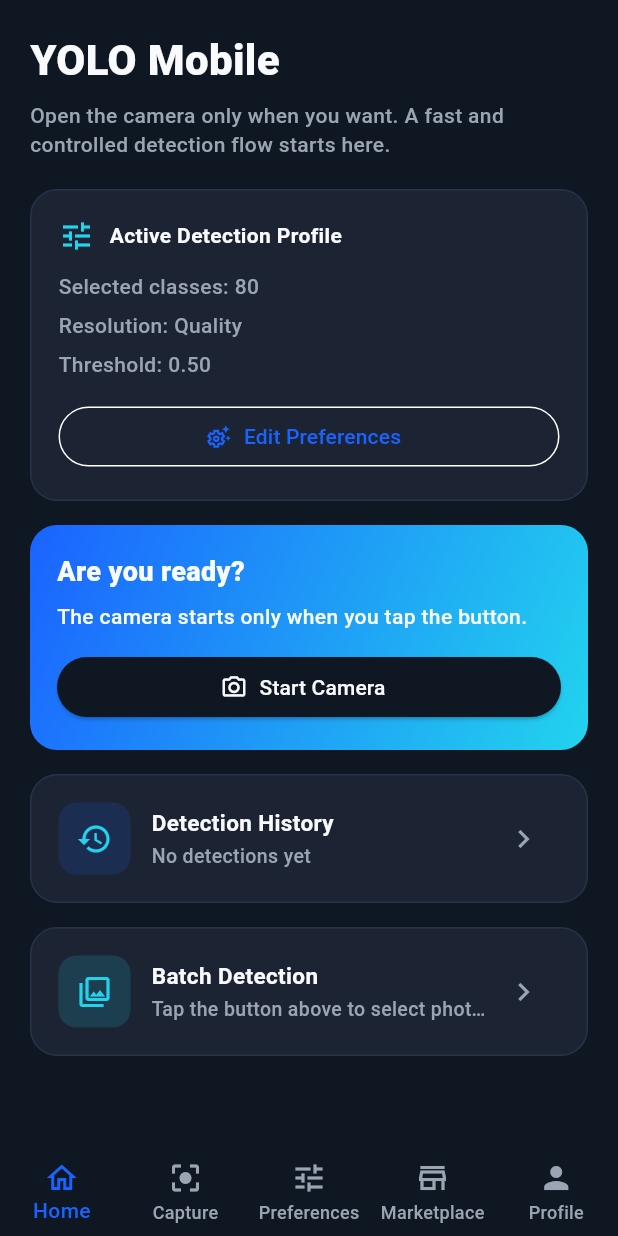
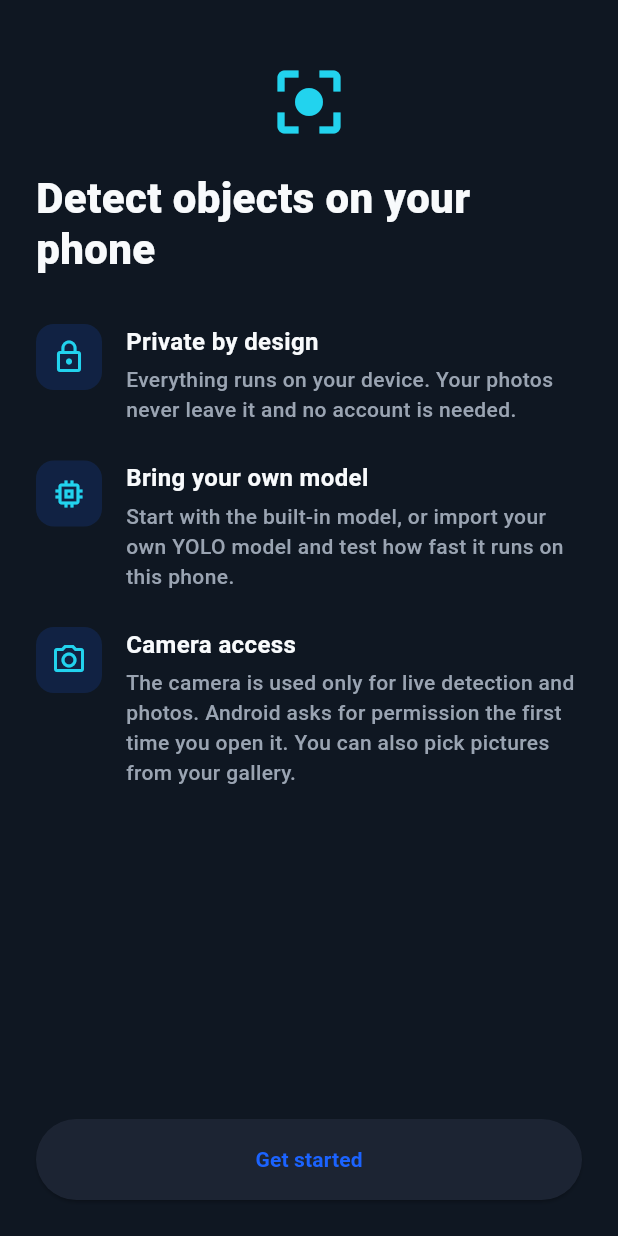
Before and after one commit to Alperen012/pocketdetect, a Flutter app: the screen it shows after launch, on a phone screen of 412 x 824 dp. Run offline on Flutter 3.47's test engine with Material 3 defaults, Android fonts, the phone set to English and light mode, and no system bars; our stand-ins replace cached_network_image, camera, connectivity_plus, device_info_plus, dio, file_picker and 6 more; missing offline and left inert: tflite_flutter; accounts and stored records are empty.

Commit message:
Phase 4: four-tab shell, marketplace behind a flag, onboarding
- HomeShell has Home/Detect/Models/Settings; marketplace and profile tabs
  and all Supabase setup only exist with --dart-define=MARKETPLACE=true.
- First-run introduction with camera rationale; denied camera permission
  now explains itself and offers the gallery.
- Low-RAM devices start on the balanced resolution.
- Localized crash screen; README rewritten.
- Fix setState-in-dispose in CaptureScreen.

Co-Authored-By: Claude Sonnet 5.5 <noreply@anthropic.com>

```diff
--- a/lib/app.dart
+++ b/lib/app.dart
@@ -1,7 +1,10 @@
 import 'package:flutter/material.dart';
+import 'package:provider/provider.dart';
 
+import 'core/services/settings_controller.dart';
 import 'core/theme/app_theme.dart';
 import 'features/home/home_shell.dart';
+import 'features/onboarding/onboarding_screen.dart';
 import 'l10n/generated/app_localizations.dart';
 
 class YoloApp extends StatelessWidget {
@@ -16,7 +19,23 @@ class YoloApp extends StatelessWidget {
       localizationsDelegates: AppLocalizations.localizationsDelegates,
       onGenerateTitle: (context) => AppLocalizations.of(context).appTitle,
       debugShowCheckedModeBanner: false,
-      home: const HomeShell(),
+      home: const AppHome(),
     );
   }
 }
+
+/// First launch shows the introduction; afterwards the main navigation.
+class AppHome extends StatelessWidget {
+  const AppHome({super.key, this.shell = const HomeShell()});
+
+  /// The main navigation; replaceable so the gate can be tested in isolation.
+  final Widget shell;
+
+  @override
+  Widget build(BuildContext context) {
+    final seen = context.select<SettingsController, bool>(
+      (settings) => settings.settings.onboardingSeen,
+    );
+    return seen ? shell : const OnboardingScreen();
+  }
+}
--- a/lib/core/models/app_settings.dart
+++ b/lib/core/models/app_settings.dart
@@ -13,6 +13,7 @@ class AppSettings {
     required this.useNms,
     required this.maxDetections,
     required this.lowMemoryWarningSeen,
+    this.onboardingSeen = false,
   });
 
   final ResolutionProfile resolutionProfile;
@@ -22,6 +23,9 @@ class AppSettings {
   final int maxDetections;
   final bool lowMemoryWarningSeen;
 
+  /// Whether the first-run introduction has been completed.
+  final bool onboardingSeen;
+
   AppSettings copyWith({
     ResolutionProfile? resolutionProfile,
     double? confidenceThreshold,
@@ -29,6 +33,7 @@ class AppSettings {
     bool? useNms,
     int? maxDetections,
     bool? lowMemoryWarningSeen,
+    bool? onboardingSeen,
   }) {
     return AppSettings(
       resolutionProfile: resolutionProfile ?? this.resolutionProfile,
@@ -37,6 +42,7 @@ class AppSettings {
       useNms: useNms ?? this.useNms,
       maxDetections: maxDetections ?? this.maxDetections,
       lowMemoryWarningSeen: lowMemoryWarningSeen ?? this.lowMemoryWarningSeen,
+      onboardingSeen: onboardingSeen ?? this.onboardingSeen,
     );
   }
 
--- a/lib/features/home/home_shell.dart
+++ b/lib/features/home/home_shell.dart
@@ -1,38 +1,66 @@
 import 'package:flutter/material.dart';
 
+import '../../core/config/app_flags.dart';
 import '../../core/l10n/l10n_extensions.dart';
-
 import '../../core/theme/app_colors.dart';
 import '../capture/capture_screen.dart';
 import '../marketplace/marketplace_screen.dart';
-import 'home_dashboard_screen.dart';
+import '../models/models_screen.dart';
 import '../preferences/preferences_screen.dart';
 import '../profile/profile_screen.dart';
+import '../settings/settings_screen.dart';
+import 'home_dashboard_screen.dart';
 
+/// Tab indices, kept in one place so callbacks cannot drift from the layout.
+class _Tab {
+  static const int home = 0;
+  static const int capture = 1;
+}
+
+/// The main navigation: Home, Detect, Models, Settings. The marketplace and
+/// profile tabs are added only when [showMarketplace] is on.
 class HomeShell extends StatefulWidget {
-  const HomeShell({super.key});
+  const HomeShell({super.key, this.showMarketplace = AppFlags.marketplace});
+
+  final bool showMarketplace;
 
   @override
   State<HomeShell> createState() => _HomeShellState();
 }
 
 class _HomeShellState extends State<HomeShell> {
-  int _index = 0;
+  int _index = _Tab.home;
+
+  void _openPreferences() {
+    Navigator.of(context).push(
+      MaterialPageRoute<void>(
+        builder: (routeContext) => PreferencesScreen(
+          onGoToCapture: () {
+            Navigator.of(routeContext).pop();
+            setState(() => _index = _Tab.capture);
+          },
+        ),
+      ),
+    );
+  }
 
   @override
   Widget build(BuildContext context) {
+    final l10n = context.l10n;
+
     return Scaffold(
       body: IndexedStack(
         index: _index,
         children: <Widget>[
           HomeDashboardScreen(
-            onOpenCamera: () => setState(() => _index = 1),
-            onOpenPreferences: () => setState(() => _index = 2),
+            onOpenCamera: () => setState(() => _index = _Tab.capture),
+            onOpenPreferences: _openPreferences,
           ),
-          CaptureScreen(isActive: _index == 1),
-          PreferencesScreen(onGoToCapture: () => setState(() => _index = 1)),
-          const MarketplaceScreen(),
-          const ProfileScreen(),
+          CaptureScreen(isActive: _index == _Tab.capture),
+          const ModelsScreen(),
+          const SettingsScreen(),
+          if (widget.showMarketplace) const MarketplaceScreen(),
+          if (widget.showMarketplace) const ProfileScreen(),
         ],
       ),
       bottomNavigationBar: BottomNavigationBar(
@@ -45,23 +73,29 @@ class _HomeShellState extends State<HomeShell> {
         items: <BottomNavigationBarItem>[
           BottomNavigationBarItem(
             icon: const Icon(Icons.home_outlined),
-            label: context.l10n.navHome,
+            label: l10n.navHome,
           ),
           BottomNavigationBarItem(
             icon: const Icon(Icons.center_focus_strong),
-            label: context.l10n.navCapture,
+            label: l10n.navCapture,
+          ),
+          BottomNavigationBarItem(
+            icon: const Icon(Icons.memory),
+            label: l10n.navModels,
           ),
           BottomNavigationBarItem(
             icon: const Icon(Icons.tune),
-            label: context.l10n.navPreferences,
+            label: l10n.navSettings,
           ),
+          if (widget.showMarketplace)
             BottomNavigationBarItem(
               icon: const Icon(Icons.store_outlined),
-            label: context.l10n.navMarketplace,
+              label: l10n.navMarketplace,
             ),
+          if (widget.showMarketplace)
             BottomNavigationBarItem(
               icon: const Icon(Icons.person),
-            label: context.l10n.navProfile,
+              label: l10n.navProfile,
             ),
         ],
       ),
--- /dev/null
+++ b/lib/features/onboarding/onboarding_screen.dart
@@ -0,0 +1,123 @@
+import 'package:flutter/material.dart';
+import 'package:provider/provider.dart';
+
+import '../../core/l10n/l10n_extensions.dart';
+import '../../core/services/settings_controller.dart';
+import '../../core/theme/app_colors.dart';
+
+/// One-time introduction shown on first launch: what the app does, that it is
+/// private, and why it will ask for the camera.
+class OnboardingScreen extends StatelessWidget {
+  const OnboardingScreen({super.key});
+
+  @override
+  Widget build(BuildContext context) {
+    final l10n = context.l10n;
+
+    return Scaffold(
+      body: SafeArea(
+        child: Column(
+          children: <Widget>[
+            Expanded(
+              child: ListView(
+                padding: const EdgeInsets.fromLTRB(24, 40, 24, 16),
+                children: <Widget>[
+                  const Icon(Icons.center_focus_strong,
+                      size: 56, color: AppColors.accent),
+                  const SizedBox(height: 20),
+                  Text(
+                    l10n.onboardingTitle,
+                    style: const TextStyle(
+                      fontSize: 28,
+                      fontWeight: FontWeight.w800,
+                      height: 1.2,
+                    ),
+                  ),
+                  const SizedBox(height: 32),
+                  _Point(
+                    icon: Icons.lock_outline,
+                    title: l10n.onboardingPrivacyTitle,
+                    body: l10n.onboardingPrivacyBody,
+                  ),
+                  _Point(
+                    icon: Icons.memory,
+                    title: l10n.onboardingModelsTitle,
+                    body: l10n.onboardingModelsBody,
+                  ),
+                  _Point(
+                    icon: Icons.photo_camera_outlined,
+                    title: l10n.onboardingCameraTitle,
+                    body: l10n.onboardingCameraBody,
+                  ),
+                ],
+              ),
+            ),
+            Padding(
+              padding: const EdgeInsets.fromLTRB(24, 8, 24, 24),
+              child: SizedBox(
+                width: double.infinity,
+                height: 54,
+                child: ElevatedButton(
+                  onPressed: () =>
+                      context.read<SettingsController>().markOnboardingSeen(),
+                  child: Text(
+                    l10n.onboardingStart,
+                    style: const TextStyle(fontWeight: FontWeight.w700),
+                  ),
+                ),
+              ),
+            ),
+          ],
+        ),
+      ),
+    );
+  }
+}
+
+class _Point extends StatelessWidget {
+  const _Point({required this.icon, required this.title, required this.body});
+
+  final IconData icon;
+  final String title;
+  final String body;
+
+  @override
+  Widget build(BuildContext context) {
+    return Padding(
+      padding: const EdgeInsets.only(bottom: 24),
+      child: Row(
+        crossAxisAlignment: CrossAxisAlignment.start,
+        children: <Widget>[
+          Container(
+            padding: const EdgeInsets.all(10),
+            decoration: BoxDecoration(
+              color: AppColors.primary.withValues(alpha: 0.15),
+              borderRadius: BorderRadius.circular(12),
+            ),
+            child: Icon(icon, color: AppColors.accent),
+          ),
+          const SizedBox(width: 16),
+          Expanded(
+            child: Column(
+              crossAxisAlignment: CrossAxisAlignment.start,
+              children: <Widget>[
+                Text(
+                  title,
+                  style: const TextStyle(fontSize: 16, fontWeight: FontWeight.w700),
+                ),
+                const SizedBox(height: 4),
+                Text(
+                  body,
+                  style: const TextStyle(
+                    color: AppColors.textSecondary,
+                    height: 1.4,
+                  ),
+                ),
+              ],
+            ),
+          ),
+        ],
+      ),
+    );
+  }
+}
--- a/lib/l10n/app_en.arb
+++ b/lib/l10n/app_en.arb
@@ -394,5 +394,16 @@
   "exportCsv": "Share as CSV",
   "exportImage": "Share annotated image",
   "exportFailed": "Could not export: {error}",
-  "@exportFailed": { "placeholders": { "error": { "type": "String" } } }
+  "@exportFailed": { "placeholders": { "error": { "type": "String" } } },
+  "navModels": "Models",
+  "navSettings": "Settings",
+  "onboardingTitle": "Detect objects on your phone",
+  "onboardingPrivacyTitle": "Private by design",
+  "onboardingPrivacyBody": "Everything runs on your device. Your photos never leave it and no account is needed.",
+  "onboardingModelsTitle": "Bring your own model",
+  "onboardingModelsBody": "Start with the built-in model, or import your own YOLO model and test how fast it runs on this phone.",
+  "onboardingCameraTitle": "Camera access",
+  "onboardingCameraBody": "The camera is used only for live detection and photos. Android asks for permission the first time you open it. You can also pick pictures from your gallery.",
+  "onboardingStart": "Get started",
+  "cameraPermissionDenied": "Camera access is off. Allow it in your phone's settings, or pick a picture from your gallery instead."
 }
```
Also changed, not shown: lib/core/config/app_flags.dart (added, +9 -0 lines), lib/core/detection/camera_errors.dart (added, +9 -0 lines), lib/core/services/download_manager.dart (+11 -0 lines), lib/core/services/settings_controller.dart (+24 -1 lines), lib/core/ui/crash_screen.dart (added, +62 -0 lines), lib/features/capture/capture_screen.dart (+44 -23 lines), lib/features/settings/settings_screen.dart (+23 -0 lines), lib/l10n/app_tr.arb (+12 -1 lines), lib/main.dart (+27 -45 lines), lib/l10n/generated/app_localizations.dart, lib/l10n/generated/app_localizations_en.dart, lib/l10n/generated/app_localizations_tr.dart, 5 other files. Lines whose indentation alone changed are shown as unchanged.
